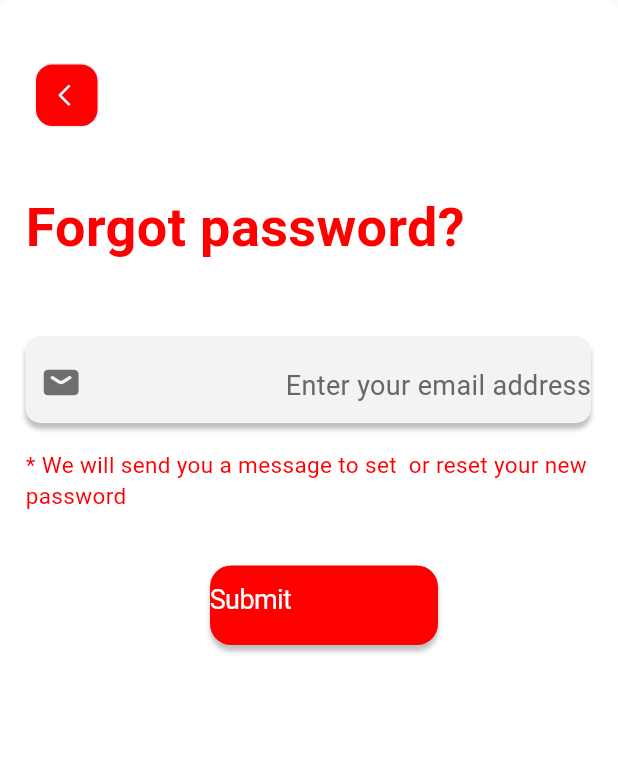
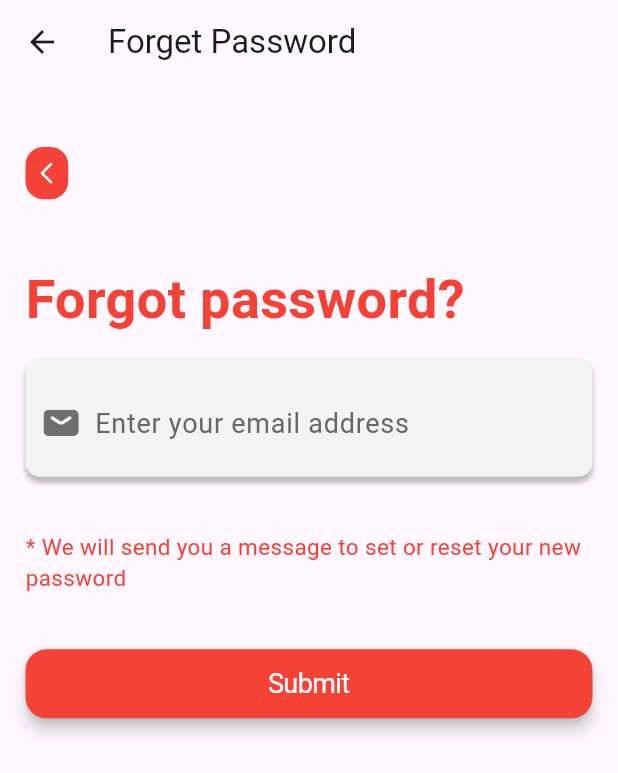
Before and after one commit to WaheedSALAH/rail_ease_2, a Flutter app: the Forget screen opened directly, on a phone screen of 412 x 824 dp. Shown: the top 773 px of the screen. Run offline on Flutter 3.47's test engine with Material 3 defaults, Android fonts, the light colour scheme and no system bars; our stand-ins replace flutter_svg, google_fonts; Roboto replaces fonts that are missing (Inika).

Commit message:
forget pass is done ✔️

```diff
--- a/lib/main.dart
+++ b/lib/main.dart
@@ -3,7 +3,9 @@ import 'package:flutter/material.dart';
 import 'package:rail_ease/pages/add_card.dart';
 import 'package:rail_ease/pages/basic_page_1.dart';
 import 'package:rail_ease/pages/creation_an_account.dart';
+import 'package:rail_ease/pages/fast_ticket.dart';
 import 'package:rail_ease/pages/login.dart';
+import 'package:rail_ease/pages/program_features.dart';
 import 'package:rail_ease/pages/verify_empty.dart';
 
 import 'pages/basic_page.dart';
@@ -26,13 +28,13 @@ class MyApp extends StatelessWidget {
         // body: Calendar(),
         // body: ChangePassword(),
         // body: Correct(),
-        body: CreationAnAccount(),
+        // body: CreationAnAccount(),
         // body: DeleteAccount(),
         // body: DownloadTicket(),
         // body: EditProfile(),
         // body: EnableLocation(),
         // body: FastTicket(),
-        // body: Forget(),
+        body: Forget(),
         // body: HomePage(),
         // body: Language(),
         // body: Location(),
--- a/lib/pages/forget.dart
+++ b/lib/pages/forget.dart
@@ -1,69 +1,52 @@
 import 'package:flutter/material.dart';
-import 'dart:ui';
 import 'package:flutter_svg/flutter_svg.dart';
 import 'package:google_fonts/google_fonts.dart';
 
 class Forget extends StatelessWidget {
   @override
   Widget build(BuildContext context) {
-    return Container(
-      decoration: BoxDecoration(
-        color: Color(0xFFFFFFFF),
-        borderRadius: BorderRadius.circular(8),
+    return Scaffold(
+      appBar: AppBar(
+        leading: IconButton(
+          icon: Icon(Icons.arrow_back),
+          onPressed: () {
+            Navigator.of(context).pop();
+          },
         ),
+        title: Text('Forget Password'),
+      ),
+      body: SingleChildScrollView(
         child: Container(
-        padding: EdgeInsets.fromLTRB(17, 42, 18, 337),
+          padding: EdgeInsets.symmetric(horizontal: 17, vertical: 42),
           child: Column(
-          mainAxisAlignment: MainAxisAlignment.start,
             crossAxisAlignment: CrossAxisAlignment.start,
             children: [
               Container(
-              margin: EdgeInsets.fromLTRB(6, 0, 6, 45),
-              child: Align(
-                alignment: Alignment.topLeft,
-                child: Container(
+                margin: EdgeInsets.only(bottom: 45),
                 decoration: BoxDecoration(
-                    border: Border.all(color: Color(0xFFE8ECF4)),
                   borderRadius: BorderRadius.circular(12),
-                    color: Color(0xFFFF0000),
+                  color: Colors.red,
                 ),
-                  child: Container(
-                    width: 41,
-                    height: 41,
-                    padding: EdgeInsets.fromLTRB(14.9, 13.1, 17.6, 13.1),
-                    child: Container(
+                child: Padding(
+                  padding: EdgeInsets.all(10),
+                  child: SvgPicture.asset(
+                    'assets/vectors/vector_241_x2.svg',
                     width: 8.5,
                     height: 14.9,
-                      child: SizedBox(
-                        width: 8.5,
-                        height: 14.9,
-                        child: SvgPicture.asset(
-                          'assets/vectors/vector_241_x2.svg',
                   ),
                 ),
               ),
-                  ),
-                ),
-              ),
-            ),
-            Container(
-              margin: EdgeInsets.fromLTRB(0, 0, 0, 51),
-              child: Align(
-                alignment: Alignment.topLeft,
-                child: Text(
+              Text(
                 'Forgot password?',
-                  style: GoogleFonts.getFont(
-                    'Inika',
+                style: GoogleFonts.inika(
                   fontWeight: FontWeight.w700,
                   fontSize: 36,
                   height: 1.2,
-                    color: Color(0xFFFF0000),
+                  color: Colors.red,
                 ),
               ),
-              ),
-            ),
+              SizedBox(height: 17),
               Container(
-              margin: EdgeInsets.fromLTRB(0, 0, 0, 17),
                 decoration: BoxDecoration(
                   borderRadius: BorderRadius.circular(10),
                   color: Color(0xFFF3F3F3),
@@ -75,80 +58,61 @@ class Forget extends StatelessWidget {
                     ),
                   ],
                 ),
-              child: Container(
                 padding: EdgeInsets.fromLTRB(12, 20, 0, 12),
                 child: Row(
-                  mainAxisAlignment: MainAxisAlignment.spaceBetween,
-                  crossAxisAlignment: CrossAxisAlignment.start,
                   children: [
-                    Container(
-                      margin: EdgeInsets.fromLTRB(0, 2, 0, 3),
+                    SvgPicture.asset(
+                      'assets/vectors/shape_7_x2.svg',
                       width: 24.2,
                       height: 18,
-                      child: SizedBox(
-                        width: 24.2,
-                        height: 18,
-                        child: SvgPicture.asset(
-                          'assets/vectors/shape_7_x2.svg',
                     ),
-                      ),
-                    ),
-                    Text(
-                      'Enter your email address',
-                      style: GoogleFonts.getFont(
-                        'Inika',
+                    SizedBox(width: 10),
+                    Expanded(
+                      child: TextField(
+                        decoration: InputDecoration(
+                          border: InputBorder.none,
+                          hintText: 'Enter your email address',
+                          hintStyle: GoogleFonts.inika(
                             fontWeight: FontWeight.w400,
                             fontSize: 18,
                             color: Color(0xFF676767),
                           ),
                         ),
+                      ),
+                    ),
                   ],
                 ),
               ),
-            ),
-            Container(
-              margin: EdgeInsets.fromLTRB(0, 0, 0, 36),
-              child: Align(
-                alignment: Alignment.topLeft,
-                child: Text(
-                  '* We will send you a message to set  or reset your new password',
-                  style: GoogleFonts.getFont(
-                    'Inika',
+              SizedBox(height: 36),
+              Text(
+                '* We will send you a message to set or reset your new password',
+                style: GoogleFonts.inika(
                   fontWeight: FontWeight.w400,
                   fontSize: 15,
-                    color: Color(0xFFFF0000),
+                  color: Colors.red,
                 ),
               ),
+              SizedBox(height: 36),
+              SizedBox(
+                width: double.infinity,
+                child: ElevatedButton(
+                  onPressed: () {},
+                  style: ElevatedButton.styleFrom(
+                    backgroundColor: Colors.red,
+                    elevation: 4,
+                    shape: RoundedRectangleBorder(
+                      borderRadius: BorderRadius.circular(14),
                     ),
                   ),
-            Container(
-              margin: EdgeInsets.fromLTRB(21, 0, 0, 0),
-              child: Align(
-                alignment: Alignment.topCenter,
-                child: Container(
-                  decoration: BoxDecoration(
-                    borderRadius: BorderRadius.circular(14),
-                    color: Color(0xFFFF0000),
-                    boxShadow: [
-                      BoxShadow(
-                        color: Color(0x40000000),
-                        offset: Offset(0, 4),
-                        blurRadius: 2,
-                      ),
-                    ],
-                  ),
-                  child: Container(
-                    width: 152,
-                    padding: EdgeInsets.fromLTRB(0, 10, 2.1, 17),
+                  child: Padding(
+                    padding: EdgeInsets.symmetric(vertical: 10),
                     child: Text(
                       'Submit',
-                      style: GoogleFonts.getFont(
-                        'Inika',
+                      style: GoogleFonts.inika(
                         fontWeight: FontWeight.w400,
                         fontSize: 18,
                         letterSpacing: -0.4,
-                        color: Color(0xFFFFFFFF),
-                      ),
+                        color: Colors.white,
                       ),
                     ),
                   ),
@@ -157,6 +121,7 @@ class Forget extends StatelessWidget {
             ],
           ),
         ),
+      ),
     );
   }
 }
```
Also changed, not shown: lib/pages/fast_ticket.dart (+8 -2 lines), lib/pages/program_features.dart (+71 -131 lines). Lines whose indentation alone changed are shown as unchanged.
